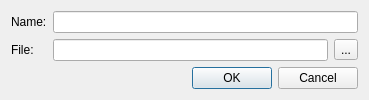
OpenChemistry/molequeue, file molequeue/ui/importprogramdialog.ui: the form before one commit.
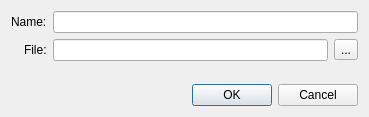
The form after the commit.

Diff of the .ui file:
```diff
--- a/molequeue/ui/importprogramdialog.ui
+++ b/molequeue/ui/importprogramdialog.ui
@@ -7,7 +7,7 @@
     <x>0</x>
     <y>0</y>
     <width>369</width>
-    <height>94</height>
+    <height>117</height>
    </rect>
   </property>
   <property name="windowTitle">
@@ -19,6 +19,9 @@
      <property name="fieldGrowthPolicy">
       <enum>QFormLayout::ExpandingFieldsGrow</enum>
      </property>
+     <property name="labelAlignment">
+      <set>Qt::AlignRight|Qt::AlignTrailing|Qt::AlignVCenter</set>
+     </property>
      <item row="0" column="0">
       <widget class="QLabel" name="label_2">
        <property name="text">
```
Left out of the diff: 6 changed lines with no effect on the pictures.
